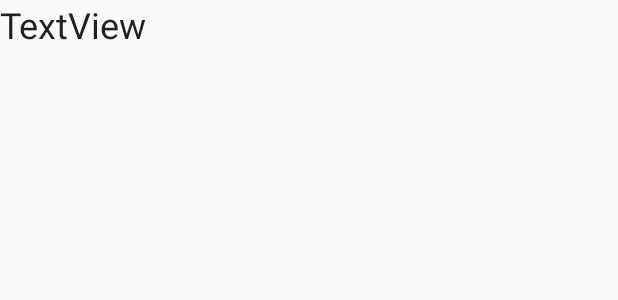
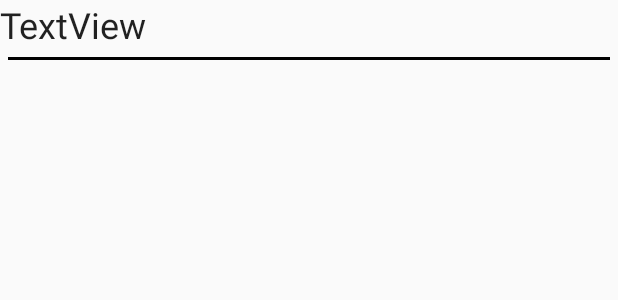
Before and after one commit to damirmiljkovic/simpleAndroidApp, an Android app: the layout layout_question.xml on its own in the app's theme, with its tools: preview values and no code run, on a phone screen of 412 x 824 dp. Shown: the top 300 px of the screen. Run offline under Robolectric (Android 15) with nearby library versions, the phone set to English and light mode, and no system bars.

Commit message:
added http logging interceptor; changed question items variable name

```diff
--- a/app/build.gradle
+++ b/app/build.gradle
@@ -32,6 +32,7 @@ dependencies {
 
     // Retrofit
     implementation 'com.squareup.retrofit2:retrofit:2.3.0'
+    compile 'com.squareup.okhttp3:logging-interceptor:3.8.1'
 
 // JSON Parsing
     implementation 'com.google.code.gson:gson:2.8.2'
--- a/app/src/main/java/net/idevcorp/simpleandroidapp/models/QuestionModel.java
+++ b/app/src/main/java/net/idevcorp/simpleandroidapp/models/QuestionModel.java
@@ -6,6 +6,7 @@ import java.util.List;
 
 public class QuestionModel {
 
+    @SerializedName("items")
     private List<ItemQuestionModel> itemQuestion;
     @SerializedName("has_more")
     private Boolean hasMore;
--- a/app/src/main/java/net/idevcorp/simpleandroidapp/ui/activities/questions/PresenterQuestion.java
+++ b/app/src/main/java/net/idevcorp/simpleandroidapp/ui/activities/questions/PresenterQuestion.java
@@ -1,4 +1,6 @@
 package net.idevcorp.simpleandroidapp.ui.activities.questions;
+
+import android.util.Log;
 
 import net.idevcorp.simpleandroidapp.models.QuestionModel;
 import net.idevcorp.simpleandroidapp.network.RetrofitBuilder;
@@ -24,7 +26,7 @@ public class PresenterQuestion {
 
                     @Override
                     public void onFailure(Call<QuestionModel> call, Throwable t) {
-
+                        Log.e("failuer", t.getMessage(), t);
                     }
                 });
     }
--- a/app/src/main/java/net/idevcorp/simpleandroidapp/ui/activities/questions/QuestionActivity.java
+++ b/app/src/main/java/net/idevcorp/simpleandroidapp/ui/activities/questions/QuestionActivity.java
@@ -37,13 +37,13 @@ public class QuestionActivity extends AppCompatActivity implements QuestionInter
         recyclerView = findViewById(R.id.recyclerViewQuestion);
         RecyclerView.LayoutManager layoutManager = new LinearLayoutManager(getApplicationContext());
         recyclerView.setLayoutManager(layoutManager);
-        recyclerView.setItemAnimator(new DefaultItemAnimator());
+//        recyclerView.setItemAnimator(new DefaultItemAnimator());
         recyclerView.setAdapter(questionItemAdapter);
     }
 
     @Override
     public void onFindQuestion(QuestionModel questionModel) {
-        if (questionModel !=null){
+        if (questionModel !=null && questionModel.getItemQuestion()!=null){
             questionItems.clear();
             questionItems.addAll(questionModel.getItemQuestion());
             questionItemAdapter.notifyDataSetChanged();
--- a/app/src/main/res/layout/layout_question.xml
+++ b/app/src/main/res/layout/layout_question.xml
@@ -3,12 +3,12 @@
     xmlns:android="http://schemas.android.com/apk/res/android"
     xmlns:tools="http://schemas.android.com/tools"
     android:layout_width="match_parent"
-    android:layout_height="match_parent">
+    android:layout_height="wrap_content">
 
     <LinearLayout
         android:id="@+id/layoutQuestion"
         android:layout_width="match_parent"
-        android:layout_height="match_parent"
+        android:layout_height="wrap_content"
         android:orientation="vertical">
 
         <TextView
@@ -18,5 +18,11 @@
             android:text="@string/textviewQuestion"
             android:textAppearance="@style/TextAppearance.AppCompat.Headline" />
 
+        <View
+            android:layout_width="match_parent"
+            android:layout_margin="5dp"
+            android:background="@android:color/black"
+            android:layout_height="2dp"/>
+
     </LinearLayout>
 </android.support.constraint.ConstraintLayout>
```
Also changed, not shown: app/src/main/java/net/idevcorp/simpleandroidapp/network/RetrofitBuilder.java (+10 -0 lines), app/src/main/java/net/idevcorp/simpleandroidapp/ui/adapters/QuestionItemAdapter.java (+8 -1 lines).
